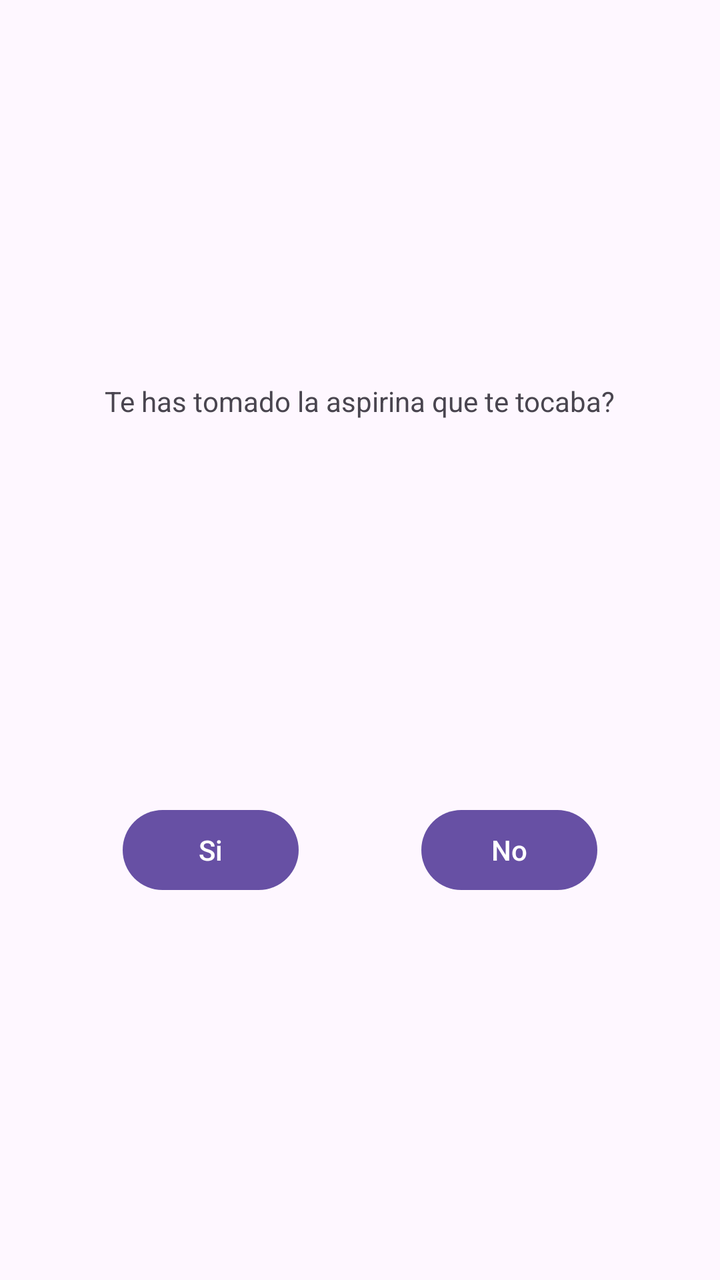
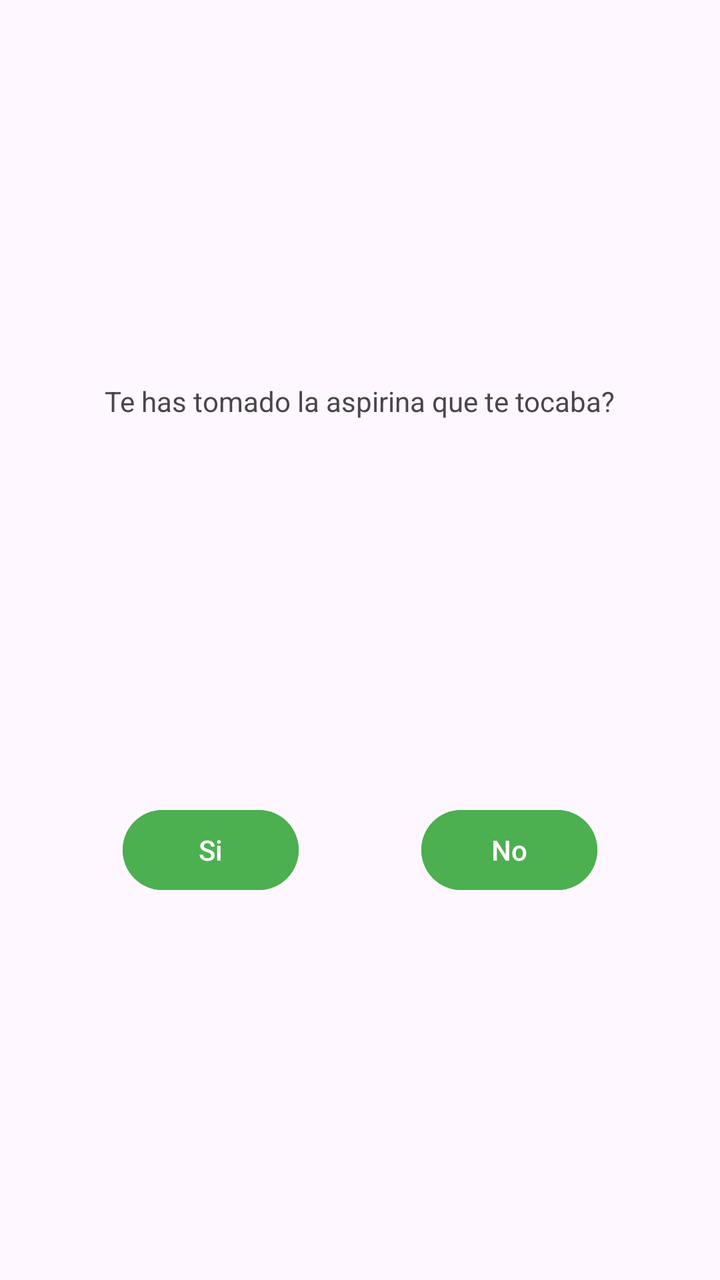

Before-and-after screenshots of an Android layout around one commit, followed by the original layout XML and the change that was made.
<!-- AndroidManifest.xml: application theme Theme.ElPastillero -->
<!-- res/layout/toma.xml -->
<?xml version="1.0" encoding="utf-8"?>
<androidx.constraintlayout.widget.ConstraintLayout xmlns:android="http://schemas.android.com/apk/res/android"
    xmlns:app="http://schemas.android.com/apk/res-auto"
    xmlns:tools="http://schemas.android.com/tools"
    android:id="@+id/main"
    android:layout_width="match_parent"
    android:layout_height="match_parent"
    tools:context=".Toma">

    <TextView
        android:id="@+id/textoToma"
        android:layout_width="wrap_content"
        android:layout_height="wrap_content"
        android:text="Te has tomado la aspirina que te tocaba?"
        app:layout_constraintTop_toTopOf="parent"
        app:layout_constraintBottom_toTopOf="@id/btnSi"
        app:layout_constraintStart_toStartOf="parent"
        app:layout_constraintEnd_toEndOf="parent"
        />

    <Button
        android:id="@+id/btnSi"
        android:layout_width="wrap_content"
        android:layout_height="wrap_content"
        android:text="Si"
        app:layout_constraintStart_toStartOf="parent"
        app:layout_constraintEnd_toStartOf="@id/btnNo"
        app:layout_constraintTop_toBottomOf="@id/textoToma"
        app:layout_constraintBottom_toBottomOf="parent"
    />
    <Button
        android:id="@+id/btnNo"
        android:layout_width="wrap_content"
        android:layout_height="wrap_content"
        android:text="No"
        app:layout_constraintTop_toBottomOf="@id/textoToma"
        app:layout_constraintBottom_toBottomOf="parent"
        app:layout_constraintStart_toEndOf="@id/btnSi"
        app:layout_constraintEnd_toEndOf="parent"
    />
</androidx.constraintlayout.widget.ConstraintLayout>
<!-- resources referenced by this layout -->
<resources>
  <style name="Theme.ElPastillero" parent="Base.Theme.ElPastillero" />
  <style name="Base.Theme.ElPastillero" parent="Theme.Material3.DayNight.NoActionBar">
          
          
      </style>
</resources>

<!-- the commit's change to res/layout/toma.xml (unified diff, before → after) -->
@@ -23,6 +23,7 @@
         android:layout_width="wrap_content"
         android:layout_height="wrap_content"
         android:text="Si"
+        android:backgroundTint="#4CAF50"
         app:layout_constraintStart_toStartOf="parent"
         app:layout_constraintEnd_toStartOf="@id/btnNo"
         app:layout_constraintTop_toBottomOf="@id/textoToma"
@@ -33,6 +34,7 @@
         android:layout_width="wrap_content"
         android:layout_height="wrap_content"
         android:text="No"
+        android:backgroundTint="#4CAF50"
         app:layout_constraintTop_toBottomOf="@id/textoToma"
         app:layout_constraintBottom_toBottomOf="parent"
         app:layout_constraintStart_toEndOf="@id/btnSi"
